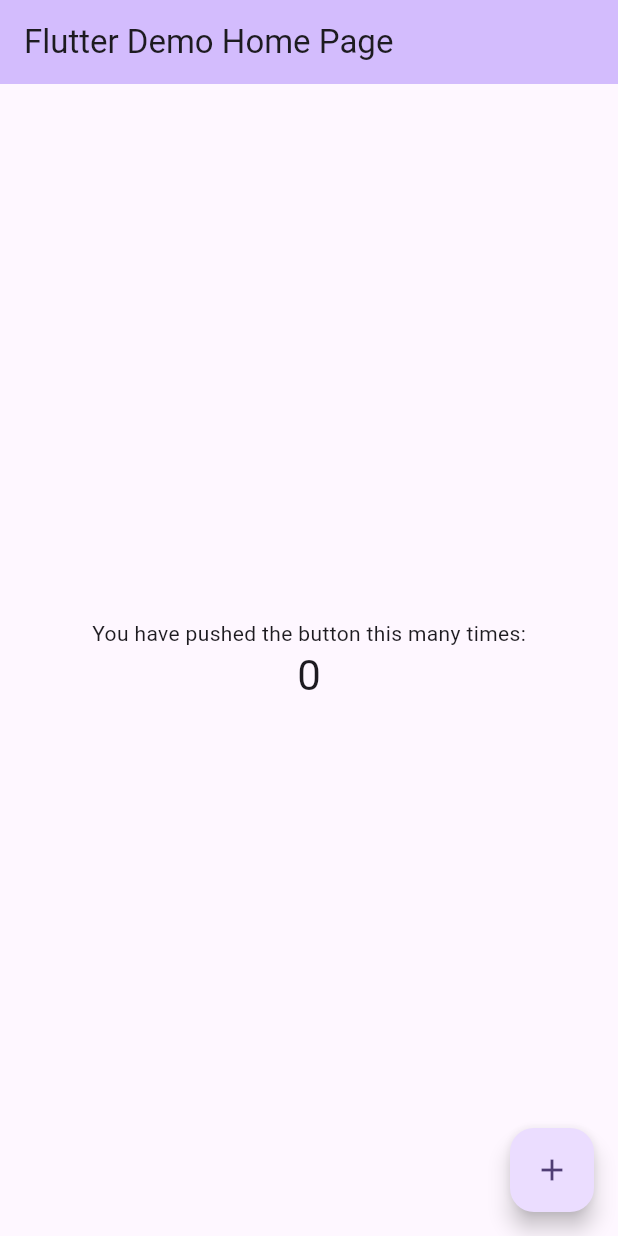
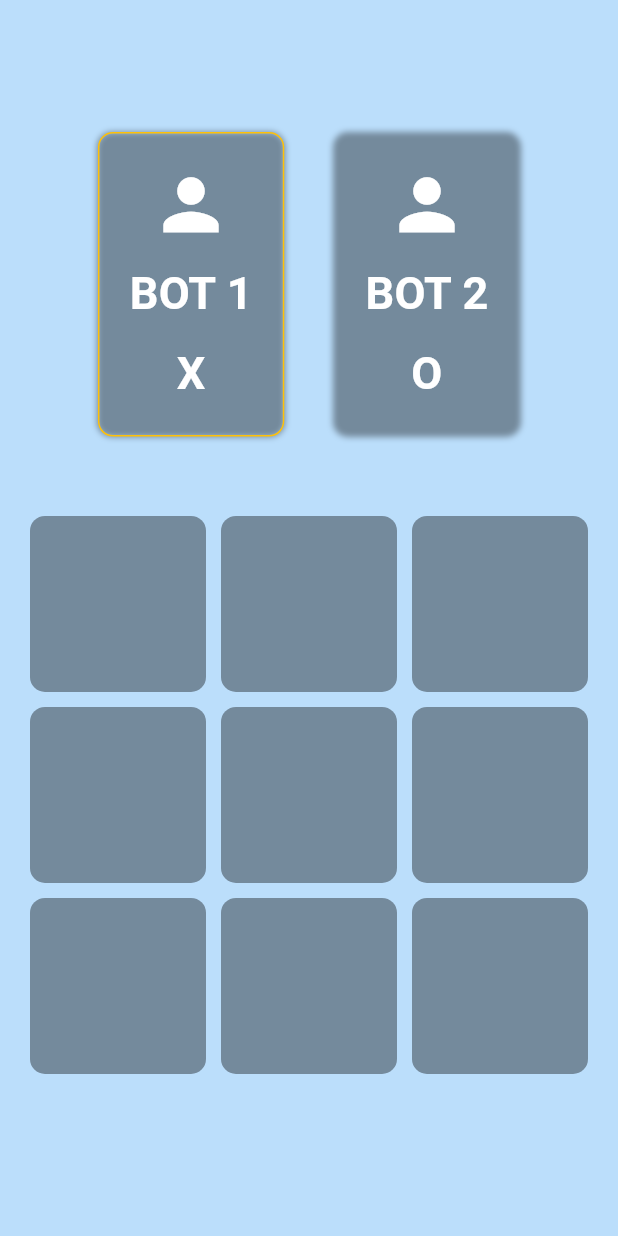
Before and after one commit to shikano35/sample-tic-tac-toe-game, a Flutter app: the screen it shows after launch, on a phone screen of 412 x 824 dp. Run offline on Flutter 3.47's test engine with Material 3 defaults, Android fonts, the phone set to English and light mode, and no system bars.

Commit message:
Tic Tac Toeゲームを実装

```diff
--- a/lib/main.dart
+++ b/lib/main.dart
@@ -1,4 +1,5 @@
 import 'package:flutter/material.dart';
+import 'package:sample_tic_tac_toe_game/tic_tac_toe.dart';
 
 void main() {
   runApp(const MyApp());
@@ -9,58 +10,6 @@ class MyApp extends StatelessWidget {
 
   @override
   Widget build(BuildContext context) {
-    return MaterialApp(
-      title: 'Flutter Demo',
-      theme: ThemeData(
-        colorScheme: ColorScheme.fromSeed(seedColor: Colors.deepPurple),
-      ),
-      home: const MyHomePage(title: 'Flutter Demo Home Page'),
-    );
+    return MaterialApp(debugShowCheckedModeBanner: false, home: TicTacToe());
   }
 }
-
-class MyHomePage extends StatefulWidget {
-  const MyHomePage({super.key, required this.title});
-
-  final String title;
-
-  @override
-  State<MyHomePage> createState() => _MyHomePageState();
-}
-
-class _MyHomePageState extends State<MyHomePage> {
-  int _counter = 0;
-
-  void _incrementCounter() {
-    setState(() {
-      _counter++;
-    });
-  }
-
-  @override
-  Widget build(BuildContext context) {
-    return Scaffold(
-      appBar: AppBar(
-        backgroundColor: Theme.of(context).colorScheme.inversePrimary,
-        title: Text(widget.title),
-      ),
-      body: Center(
-        child: Column(
-          mainAxisAlignment: MainAxisAlignment.center,
-          children: <Widget>[
-            const Text('You have pushed the button this many times:'),
-            Text(
-              '$_counter',
-              style: Theme.of(context).textTheme.headlineMedium,
-            ),
-          ],
-        ),
-      ),
-      floatingActionButton: FloatingActionButton(
-        onPressed: _incrementCounter,
-        tooltip: 'Increment',
-        child: const Icon(Icons.add),
-      ),
-    );
-  }
-}
--- /dev/null
+++ b/lib/tic_tac_toe.dart
@@ -0,0 +1,231 @@
+import 'package:flutter/material.dart';
+
+class TicTacToe extends StatefulWidget {
+  const TicTacToe({super.key});
+
+  @override
+  State<TicTacToe> createState() => _TicTacToeState();
+}
+
+class _TicTacToeState extends State<TicTacToe> {
+  final List<String> board = List.filled(9, '');
+  String currentPlayer = 'X';
+  String winner = '';
+  bool isTie = false;
+  player(int index) {
+    if (winner != '' || board[index] != '') {
+      return;
+    }
+    setState(() {
+      board[index] = currentPlayer;
+      currentPlayer = currentPlayer == 'X' ? 'O' : 'X';
+      checkForWinner();
+    });
+  }
+
+  checkForWinner() {
+    List<List<int>> lines = [
+      [0, 1, 2],
+      [3, 4, 5],
+      [6, 7, 8],
+      [0, 3, 6],
+      [1, 4, 7],
+      [2, 5, 8],
+      [0, 4, 8],
+      [2, 4, 6],
+    ];
+
+    for (List<int> line in lines) {
+      String player1 = board[line[0]];
+      String player2 = board[line[1]];
+      String player3 = board[line[2]];
+      if (player1 == '' || player2 == '' || player3 == '') {
+        continue;
+      }
+      if (player1 == player2 && player2 == player3) {
+        setState(() {
+          winner = player1;
+        });
+        return;
+      }
+    }
+
+    if (!board.contains('')) {
+      setState(() {
+        isTie = true;
+      });
+    }
+  }
+
+  resetGame() {
+    setState(() {
+      board.fillRange(0, 9, '');
+      currentPlayer = 'X';
+      winner = '';
+      isTie = false;
+    });
+  }
+
+  @override
+  Widget build(BuildContext context) {
+    Size size = MediaQuery.of(context).size;
+    return Scaffold(
+      backgroundColor: Colors.blue.shade100,
+      body: Column(
+        mainAxisAlignment: MainAxisAlignment.center,
+        children: [
+          Row(
+            mainAxisAlignment: MainAxisAlignment.center,
+            children: [
+              Container(
+                decoration: BoxDecoration(
+                  borderRadius: BorderRadius.circular(10),
+                  border: Border.all(
+                    color:
+                        currentPlayer == 'X'
+                            ? Colors.amber
+                            : Colors.transparent,
+                  ),
+                  boxShadow: [BoxShadow(color: Colors.black38, blurRadius: 3)],
+                ),
+                child: Padding(
+                  padding: EdgeInsets.all(20),
+                  child: Column(
+                    children: [
+                      Icon(Icons.person, color: Colors.white, size: 55),
+                      SizedBox(height: 10),
+                      Text(
+                        "BOT 1",
+                        style: TextStyle(
+                          color: Colors.white,
+                          fontSize: 30,
+                          fontWeight: FontWeight.bold,
+                        ),
+                      ),
+                      SizedBox(height: 10),
+                      Text(
+                        "X",
+                        style: TextStyle(
+                          color: Colors.white,
+                          fontSize: 30,
+                          fontWeight: FontWeight.bold,
+                        ),
+                      ),
+                    ],
+                  ),
+                ),
+              ),
+              SizedBox(width: size.width * 0.08),
+              Container(
+                decoration: BoxDecoration(
+                  borderRadius: BorderRadius.circular(10),
+                  border: Border.all(
+                    color:
+                        currentPlayer == 'O'
+                            ? Colors.amber
+                            : Colors.transparent,
+                  ),
+                  boxShadow: [BoxShadow(color: Colors.black38, blurRadius: 3)],
+                ),
+                child: Padding(
+                  padding: EdgeInsets.all(20),
+                  child: Column(
+                    children: [
+                      Icon(Icons.person, color: Colors.white, size: 55),
+                      SizedBox(height: 10),
+                      Text(
+                        "BOT 2",
+                        style: TextStyle(
+                          color: Colors.white,
+                          fontSize: 30,
+                          fontWeight: FontWeight.bold,
+                        ),
+                      ),
+                      SizedBox(height: 10),
+                      Text(
+                        "O",
+                        style: TextStyle(
+                          color: Colors.white,
+                          fontSize: 30,
+                          fontWeight: FontWeight.bold,
+                        ),
+                      ),
+                    ],
+                  ),
+                ),
+              ),
+            ],
+          ),
+          SizedBox(height: size.height * 0.04),
+          if (winner != "")
+            Row(
+              mainAxisAlignment: MainAxisAlignment.center,
+              children: [
+                Text(
+                  winner,
+                  style: TextStyle(
+                    fontSize: 35,
+                    color: Colors.white,
+                    fontWeight: FontWeight.bold,
+                  ),
+                ),
+                Text(
+                  " WON!",
+                  style: TextStyle(
+                    fontSize: 35,
+                    color: Colors.white,
+                    fontWeight: FontWeight.bold,
+                  ),
+                ),
+              ],
+            ),
+          if (isTie)
+            Text(
+              "It's a Tie!",
+              style: TextStyle(
+                fontSize: 30,
+                color: Colors.red,
+                fontWeight: FontWeight.bold,
+              ),
+            ),
+          Padding(
+            padding: EdgeInsets.all(10),
+            child: GridView.builder(
+              itemCount: 9,
+              padding: EdgeInsets.all(10),
+              shrinkWrap: true,
+
+              gridDelegate: SliverGridDelegateWithFixedCrossAxisCount(
+                crossAxisCount: 3,
+                childAspectRatio: 1,
+                crossAxisSpacing: 10,
+                mainAxisSpacing: 10,
+              ),
+              itemBuilder: (context, index) {
+                return GestureDetector(
+                  onTap: () {
+                    player(index);
+                  },
+                  child: Container(
+                    decoration: BoxDecoration(
+                      color: Colors.black38,
+                      borderRadius: BorderRadius.circular(10),
+                    ),
+                    child: Center(
+                      child: Text(
+                        board[index],
+                        style: TextStyle(fontSize: 50, color: Colors.white),
+                      ),
+                    ),
+                  ),
+                );
+              },
+            ),
+          ),
+          if (winner != "" || isTie)
+            ElevatedButton(onPressed: resetGame, child: Text("Play Again")),
+        ],
+      ),
+    );
+  }
+}
```
